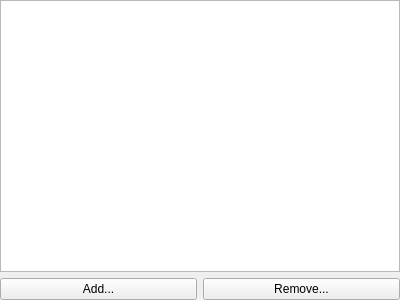
Qt form dpss/src/qvgeapp/src/CAttributesEditorUI.ui (ArsMasiuk/DPSE) before a commit.
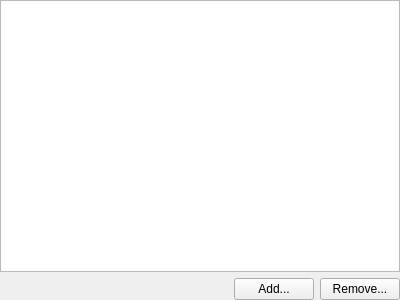
The same form after that commit. Custom widgets are drawn as their Qt base class.

```diff
--- a/dpss/src/qvgeapp/src/CAttributesEditorUI.ui
+++ b/dpss/src/qvgeapp/src/CAttributesEditorUI.ui
@@ -57,6 +57,19 @@
    </item>
    <item>
     <layout class="QHBoxLayout" name="horizontalLayout">
+     <item>
+      <spacer name="horizontalSpacer">
+       <property name="orientation">
+        <enum>Qt::Horizontal</enum>
+       </property>
+       <property name="sizeHint" stdset="0">
+        <size>
+         <width>40</width>
+         <height>20</height>
+        </size>
+       </property>
+      </spacer>
+     </item>
      <item>
       <widget class="QPushButton" name="AddButton">
        <property name="text">
```
Left out of the diff: 8 changed lines with no effect on the pictures.
